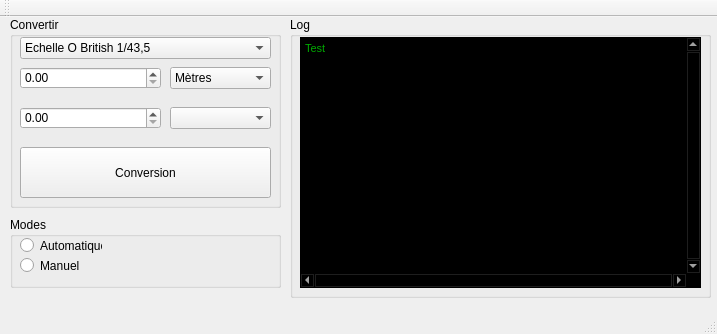
The window that Konversion/konversionmainwin.ui (Almisuifre/Qt-dev) describes before a commit, drawn with Qt 5.
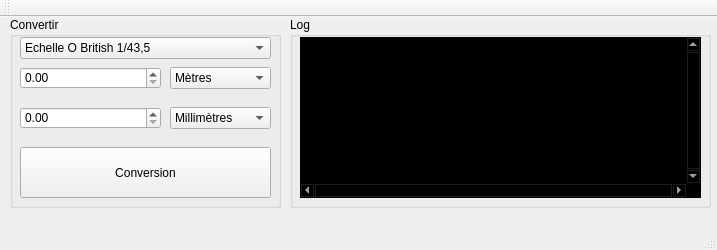
The same window after the commit.

What changed in the file:
```diff
--- a/Konversion/konversionmainwin.ui
+++ b/Konversion/konversionmainwin.ui
@@ -7,7 +7,7 @@
     <x>0</x>
     <y>0</y>
     <width>717</width>
-    <height>334</height>
+    <height>250</height>
    </rect>
   </property>
   <property name="windowTitle">
@@ -60,6 +60,21 @@
        <height>22</height>
       </rect>
      </property>
+     <item>
+      <property name="text">
+       <string>Millimètres</string>
+      </property>
+     </item>
+     <item>
+      <property name="text">
+       <string>Centimètres</string>
+      </property>
+     </item>
+     <item>
+      <property name="text">
+       <string>Mètres</string>
+      </property>
+     </item>
     </widget>
     <widget class="QDoubleSpinBox" name="doubleSpinBox">
      <property name="geometry">
@@ -155,52 +170,13 @@
      </property>
     </widget>
    </widget>
-   <widget class="QGroupBox" name="groupBox_2">
-    <property name="geometry">
-     <rect>
-      <x>10</x>
-      <y>200</y>
-      <width>271</width>
-      <height>71</height>
-     </rect>
-    </property>
-    <property name="title">
-     <string>Modes</string>
-    </property>
-    <widget class="QRadioButton" name="radioButton">
-     <property name="geometry">
-      <rect>
-       <x>10</x>
-       <y>20</y>
-       <width>82</width>
-       <height>17</height>
-      </rect>
-     </property>
-     <property name="text">
-      <string>Automatique</string>
-     </property>
-    </widget>
-    <widget class="QRadioButton" name="radioButton_2">
-     <property name="geometry">
-      <rect>
-       <x>10</x>
-       <y>40</y>
-       <width>82</width>
-       <height>17</height>
-      </rect>
-     </property>
-     <property name="text">
-      <string>Manuel</string>
-     </property>
-    </widget>
-   </widget>
    <widget class="QGroupBox" name="groupBox_3">
     <property name="geometry">
      <rect>
       <x>290</x>
       <y>0</y>
       <width>421</width>
-      <height>281</height>
+      <height>191</height>
      </rect>
     </property>
     <property name="title">
@@ -212,7 +188,7 @@
        <x>10</x>
        <y>20</y>
        <width>401</width>
-       <height>251</height>
+       <height>161</height>
       </rect>
      </property>
      <property name="palette">
@@ -645,8 +621,7 @@
       <enum>Qt::ScrollBarAlwaysOn</enum>
      </property>
      <property name="plainText">
-      <string>Test
-</string>
+      <string/>
      </property>
     </widget>
    </widget>
```
Left out of the diff: 8 changed lines with no effect on the pictures.
